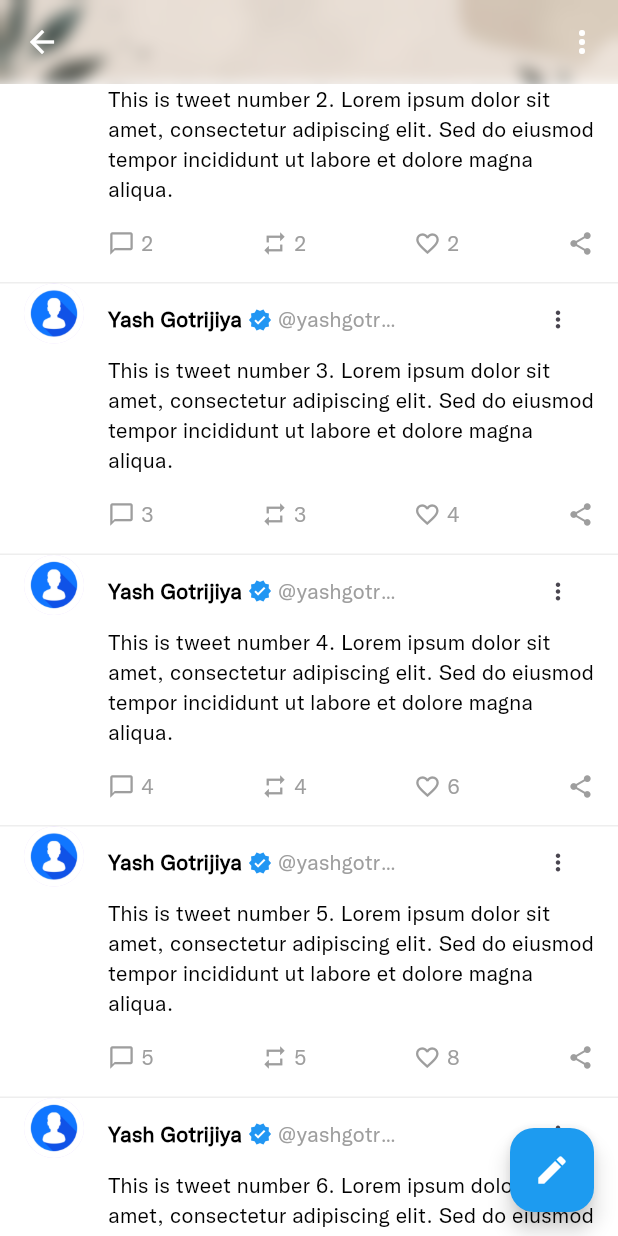
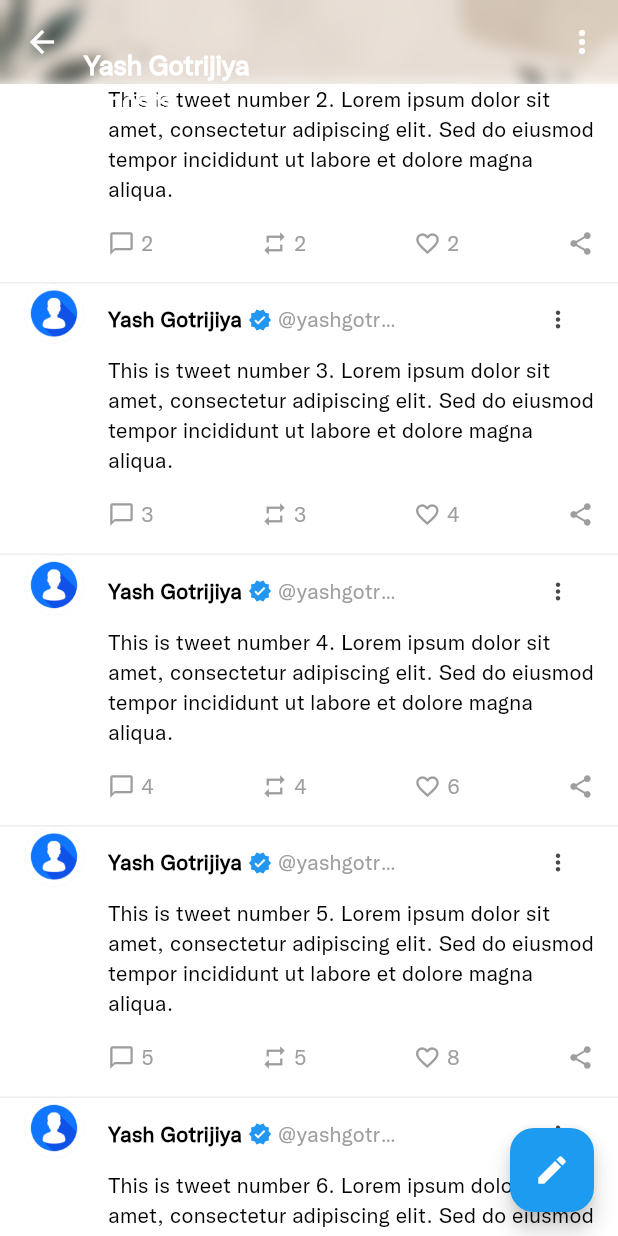
Before and after one commit to YashG92/twitter_clone, a Flutter app: the UserProfileView screen opened by its route, scrolled down 576 dp, on a phone screen of 412 x 824 dp. Run offline on Flutter 3.47's test engine with Material 3 defaults, Android fonts, the phone set to English and light mode, and no system bars; our stand-ins replace cloud_firestore, connectivity_plus, firebase_auth, firebase_core, flutter_svg, get and 2 more; accounts and stored records are empty; generated files the repository leaves out were written again.

Commit message:
display name and number of post on sliver

```diff
--- a/lib/feature/personalization/view/user_profile_view.dart
+++ b/lib/feature/personalization/view/user_profile_view.dart
@@ -34,8 +34,29 @@ class UserProfileView extends StatelessWidget {
                       ClipRect(
                         child: BackdropFilter(
                           filter: ImageFilter.blur(sigmaX: 5, sigmaY: 5),
-                          child: Container(
-                            color: Colors.transparent,
+                          child: Container(color: Colors.transparent),
+                        ),
+                      ),
+                    if (isCollapsed)
+                      Align(
+                        alignment: Alignment.centerLeft,
+                        child: Padding(
+                          padding: const EdgeInsets.symmetric(horizontal: YSizes.appBarHeight,),
+                          child: Column(
+                            crossAxisAlignment: CrossAxisAlignment.start,
+                            children: [
+                              SizedBox(height: YSizes.spaceBtwSections,),
+                              Text(
+                                'Yash Gotrijiya',
+                                style: Theme.of(context).textTheme.headlineSmall!
+                                    .copyWith(color: Colors.white),
+                              ),
+                              Text(
+                                '5 posts',
+                                style: Theme.of(context).textTheme.headlineSmall!
+                                    .copyWith(color: Colors.white),
+                              ),
+                            ],
                           ),
                         ),
                       ),
```
